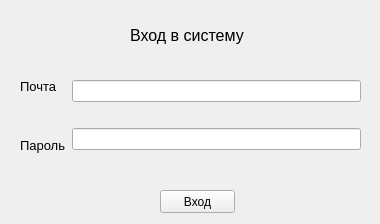
Qt form data/ui/authentication_widget.ui (Hexy00123/Yandex.Liceum-Travel-App) before a commit.
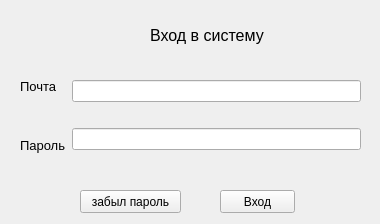
The same form after that commit.

```diff
--- a/data/ui/authentication_widget.ui
+++ b/data/ui/authentication_widget.ui
@@ -16,9 +16,9 @@
   <widget class="QLabel" name="label">
    <property name="geometry">
     <rect>
-     <x>130</x>
+     <x>150</x>
      <y>20</y>
-     <width>141</width>
+     <width>151</width>
      <height>31</height>
     </rect>
    </property>
@@ -34,7 +34,7 @@
   <widget class="QPushButton" name="authentificate_button">
    <property name="geometry">
     <rect>
-     <x>160</x>
+     <x>220</x>
      <y>190</y>
      <width>75</width>
      <height>23</height>
@@ -102,6 +102,19 @@
     </item>
    </layout>
   </widget>
+  <widget class="QPushButton" name="forgot_password_button">
+   <property name="geometry">
+    <rect>
+     <x>80</x>
+     <y>190</y>
+     <width>101</width>
+     <height>23</height>
+    </rect>
+   </property>
+   <property name="text">
+    <string>забыл пароль</string>
+   </property>
+  </widget>
  </widget>
  <resources/>
  <connections/>
```
